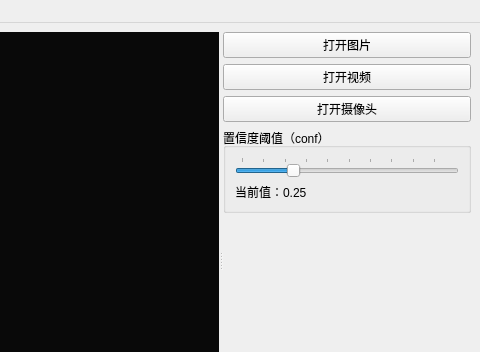
Qt form app/widgets/main.ui (Sun-ZhenXing/pyside-yolo-deploy) before a commit; both pictures show x 519 to 999 and y 0 to 352 of the 999 by 519 pixel window.
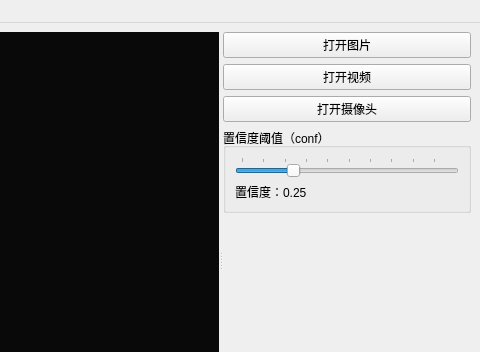
The same form after that commit. Icons and pictures are not drawn.

Patch:
```diff
--- a/app/widgets/main.ui
+++ b/app/widgets/main.ui
@@ -116,7 +116,7 @@
              <item row="1" column="0">
               <widget class="QLabel" name="label">
                <property name="text">
-                <string>当前值：0.25</string>
+                <string>置信度：0.25</string>
                </property>
               </widget>
              </item>
```
Left out of the diff: 2 changed lines with no effect on the pictures.
